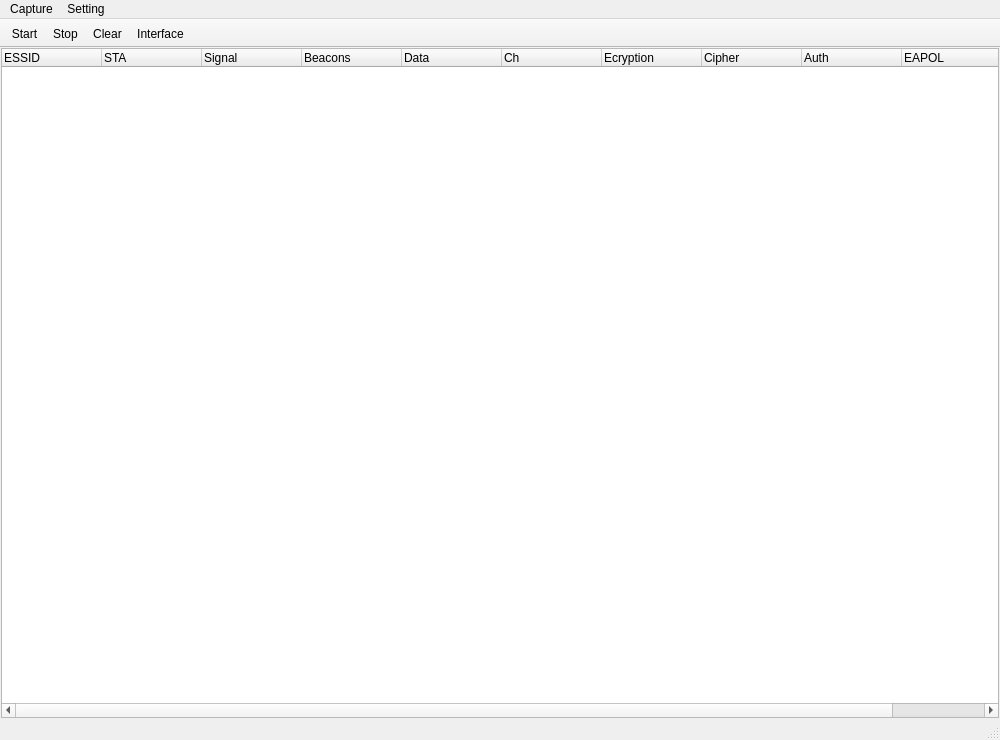
ZoRuri/bob_wireless_task, file dot11_analyzer/mainwindow.ui: the form before one commit.
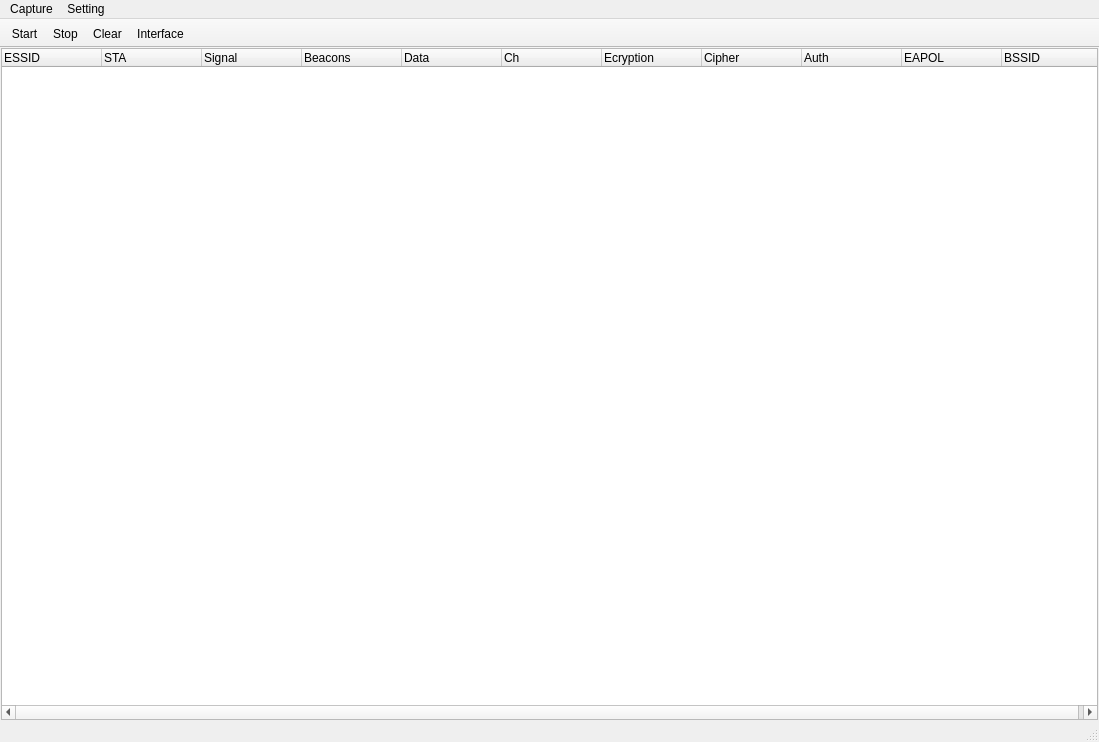
The form after the commit. Icons and pictures are not drawn.

Patch:
```diff
--- a/dot11_analyzer/mainwindow.ui
+++ b/dot11_analyzer/mainwindow.ui
@@ -6,8 +6,8 @@
    <rect>
     <x>0</x>
     <y>0</y>
-    <width>1000</width>
-    <height>740</height>
+    <width>1099</width>
+    <height>742</height>
    </rect>
   </property>
   <property name="windowTitle">
@@ -96,7 +96,7 @@
     <rect>
      <x>0</x>
      <y>0</y>
-     <width>1000</width>
+     <width>1099</width>
      <height>25</height>
     </rect>
    </property>
```
